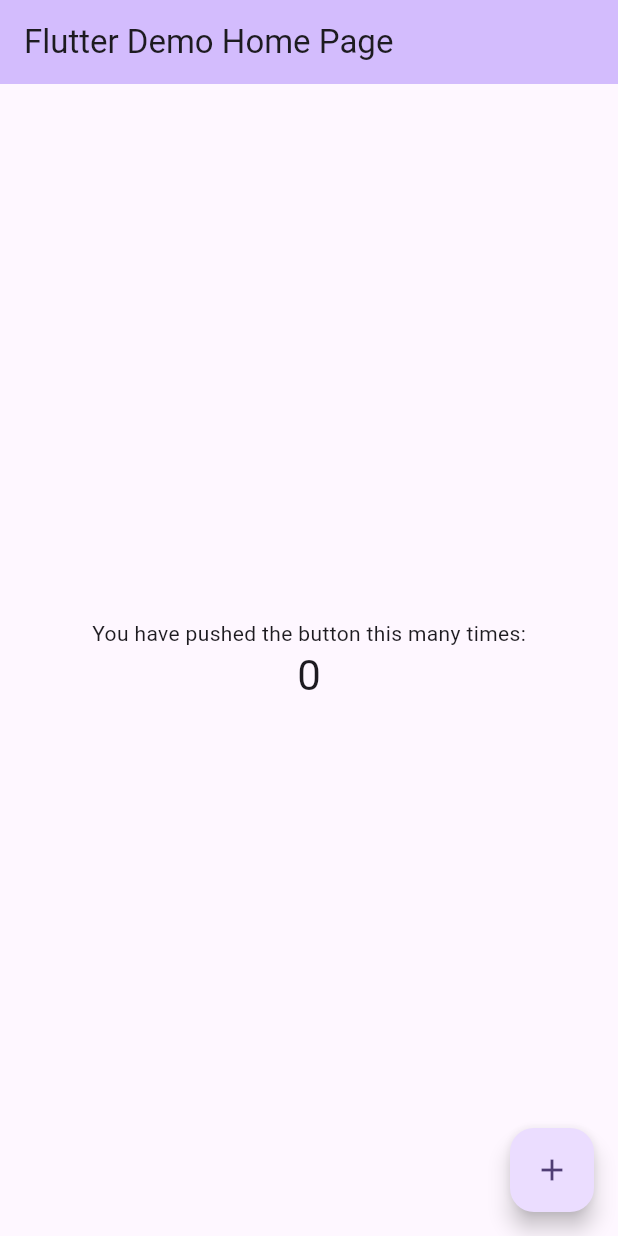
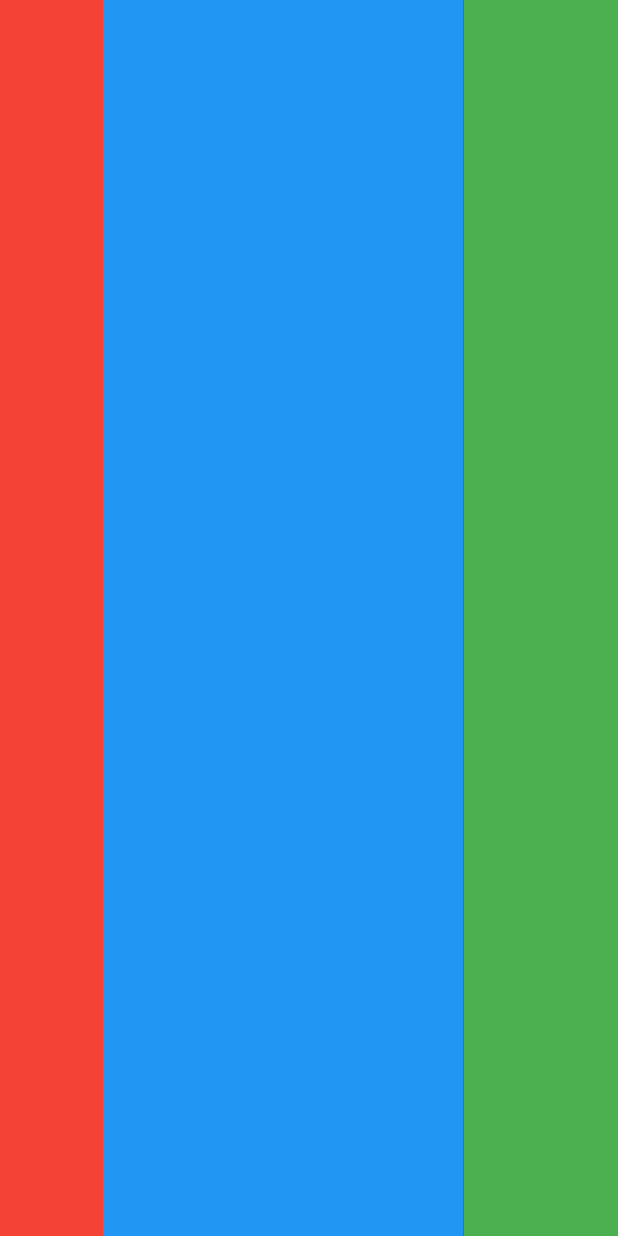
Before and after one commit to jefferyabbott/flutter-fitness-dashboard, a Flutter app: the screen it shows after launch, on a phone screen of 412 x 824 dp. Run offline on Flutter 3.47's test engine with Material 3 defaults, Android fonts, the phone set to English and light mode, and no system bars.

Commit message:
basic screen layout

```diff
--- /dev/null
+++ b/lib/const/constant.dart
@@ -0,0 +1,9 @@
+import 'package:flutter/material.dart';
+
+const cardBackgroundColor = Color(0xFF21222D);
+const primaryColor = Color(0xFF2697FF);
+const secondaryColor = Color(0xFFFFFFFF);
+const backgroundColor = Color(0xFF15131C);
+const selectionColor = Color(0xFF88B2AC);
+
+const defaultPadding = 20.0;
--- a/lib/main.dart
+++ b/lib/main.dart
@@ -1,4 +1,6 @@
 import 'package:flutter/material.dart';
+import 'package:flutter_dashboard/const/constant.dart';
+import 'package:flutter_dashboard/screens/main_screen.dart';
 
 void main() {
   runApp(const MyApp());
@@ -7,119 +9,16 @@ void main() {
 class MyApp extends StatelessWidget {
   const MyApp({super.key});
 
-  // This widget is the root of your application.
   @override
   Widget build(BuildContext context) {
     return MaterialApp(
-      title: 'Flutter Demo',
+      title: 'Fitness Dashboard',
+      debugShowCheckedModeBanner: false,
       theme: ThemeData(
-        // This is the theme of your application.
-        //
-        // TRY THIS: Try running your application with "flutter run". You'll see
-        // the application has a purple toolbar. Then, without quitting the app,
-        // try changing the seedColor in the colorScheme below to Colors.green
-        // and then invoke "hot reload" (save your changes or press the "hot
-        // reload" button in a Flutter-supported IDE, or press "r" if you used
-        // the command line to start the app).
-        //
-        // Notice that the counter didn't reset back to zero; the application
-        // state is not lost during the reload. To reset the state, use hot
-        // restart instead.
-        //
-        // This works for code too, not just values: Most code changes can be
-        // tested with just a hot reload.
-        colorScheme: ColorScheme.fromSeed(seedColor: Colors.deepPurple),
-        useMaterial3: true,
+        scaffoldBackgroundColor: backgroundColor,
+        brightness: Brightness.dark,
       ),
-      home: const MyHomePage(title: 'Flutter Demo Home Page'),
+      home: const MainScreen(),
     );
   }
 }
-
-class MyHomePage extends StatefulWidget {
-  const MyHomePage({super.key, required this.title});
-
-  // This widget is the home page of your application. It is stateful, meaning
-  // that it has a State object (defined below) that contains fields that affect
-  // how it looks.
-
-  // This class is the configuration for the state. It holds the values (in this
-  // case the title) provided by the parent (in this case the App widget) and
-  // used by the build method of the State. Fields in a Widget subclass are
-  // always marked "final".
-
-  final String title;
-
-  @override
-  State<MyHomePage> createState() => _MyHomePageState();
-}
-
-class _MyHomePageState extends State<MyHomePage> {
-  int _counter = 0;
-
-  void _incrementCounter() {
-    setState(() {
-      // This call to setState tells the Flutter framework that something has
-      // changed in this State, which causes it to rerun the build method below
-      // so that the display can reflect the updated values. If we changed
-      // _counter without calling setState(), then the build method would not be
-      // called again, and so nothing would appear to happen.
-      _counter++;
-    });
-  }
-
-  @override
-  Widget build(BuildContext context) {
-    // This method is rerun every time setState is called, for instance as done
-    // by the _incrementCounter method above.
-    //
-    // The Flutter framework has been optimized to make rerunning build methods
-    // fast, so that you can just rebuild anything that needs updating rather
-    // than having to individually change instances of widgets.
-    return Scaffold(
-      appBar: AppBar(
-        // TRY THIS: Try changing the color here to a specific color (to
-        // Colors.amber, perhaps?) and trigger a hot reload to see the AppBar
-        // change color while the other colors stay the same.
-        backgroundColor: Theme.of(context).colorScheme.inversePrimary,
-        // Here we take the value from the MyHomePage object that was created by
-        // the App.build method, and use it to set our appbar title.
-        title: Text(widget.title),
-      ),
-      body: Center(
-        // Center is a layout widget. It takes a single child and positions it
-        // in the middle of the parent.
-        child: Column(
-          // Column is also a layout widget. It takes a list of children and
-          // arranges them vertically. By default, it sizes itself to fit its
-          // children horizontally, and tries to be as tall as its parent.
-          //
-          // Column has various properties to control how it sizes itself and
-          // how it positions its children. Here we use mainAxisAlignment to
-          // center the children vertically; the main axis here is the vertical
-          // axis because Columns are vertical (the cross axis would be
-          // horizontal).
-          //
-          // TRY THIS: Invoke "debug painting" (choose the "Toggle Debug Paint"
-          // action in the IDE, or press "p" in the console), to see the
-          // wireframe for each widget.
-          mainAxisAlignment: MainAxisAlignment.center,
-          children: <Widget>[
-            const Text(
-              'You have pushed the button this many times:',
-            ),
-            Text(
-              '$_counter',
-              style: Theme.of(context).textTheme.headlineMedium,
-            ),
-          ],
-        ),
-      ),
-      floatingActionButton: FloatingActionButton(
-        onPressed: _incrementCounter,
-        tooltip: 'Increment',
-        child: const Icon(Icons.add),
-      ), // This trailing comma makes auto-formatting nicer for build methods.
-    );
-  }
-}
--- /dev/null
+++ b/lib/screens/main_screen.dart
@@ -0,0 +1,29 @@
+import 'package:flutter/material.dart';
+
+class MainScreen extends StatelessWidget {
+  const MainScreen({super.key});
+
+  @override
+  Widget build(BuildContext context) {
+    return Scaffold(
+      body: SafeArea(
+        child: Row(
+          children: [
+            Expanded(
+              flex: 2,
+              child: Container(color: Colors.red),
+            ),
+            Expanded(
+              flex: 7,
+              child: Container(color: Colors.blue),
+            ),
+            Expanded(
+              flex: 3,
+              child: Container(color: Colors.green),
+            ),
+          ],
+        ),
+      ),
+    );
+  }
+}
```
Also changed, not shown: pubspec.yaml (+5 -3 lines), assets/icons/Documents.svg (added), assets/icons/burn.png (added), assets/icons/distance.png (added), assets/icons/folder.svg (added), assets/icons/media.svg (added), assets/icons/sleep.png (added), assets/icons/steps.png (added), assets/icons/unknown.svg (added), assets/images/avatar.png (added), pubspec.lock.
